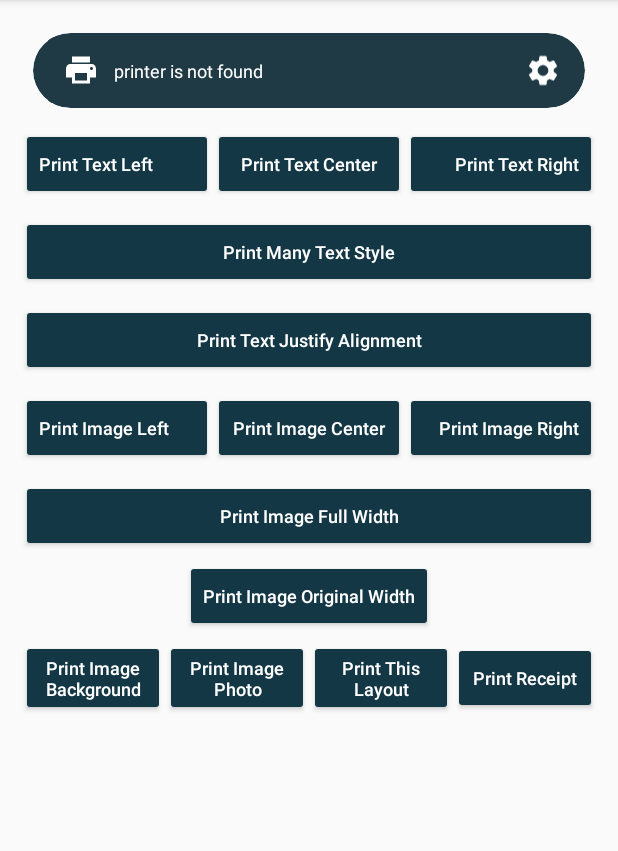
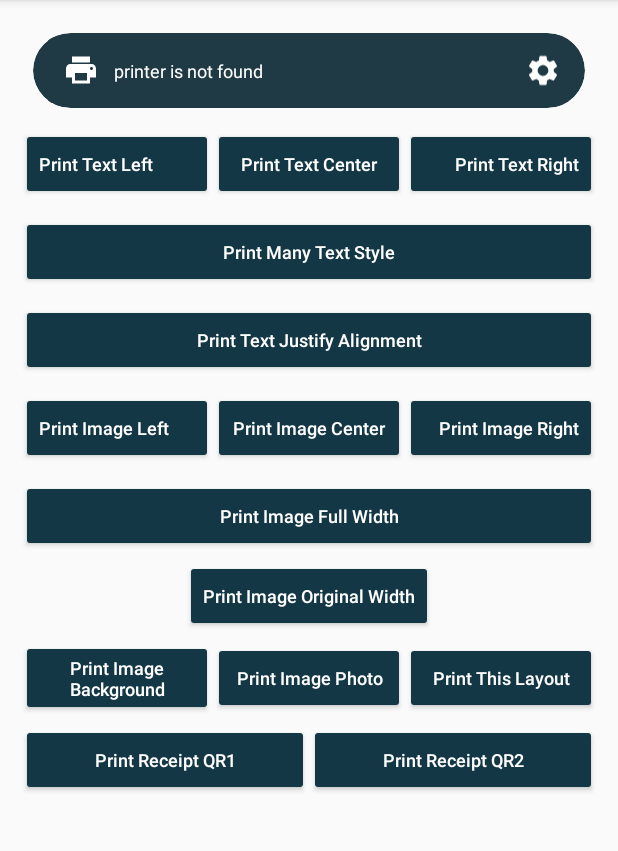
Before and after one commit to anggastudio/Printama, an Android app: the screen it shows after launch (MainActivity), on a phone screen of 412 x 824 dp, the part 84-935 px from its top. Run offline under Robolectric (Android 15) with nearby library versions, the phone set to English and light mode, and no system bars.

```diff
--- a/app/src/main/res/layout/activity_main.xml
+++ b/app/src/main/res/layout/activity_main.xml
@@ -272,13 +272,33 @@
             android:textColor="@color/colorWhite"
             android:textSize="12sp" />
 
+    </LinearLayout>
+
+    <LinearLayout
+        android:layout_width="match_parent"
+        android:layout_height="wrap_content"
+        android:layout_marginTop="5dp"
+        android:gravity="center"
+        android:orientation="horizontal">
+
         <Button
             android:id="@+id/btn_print_receipt"
             android:layout_width="0dp"
             android:layout_height="wrap_content"
             android:layout_weight="1"
             android:backgroundTint="@color/colorAccent"
-            android:text="Print Receipt"
+            android:text="Print Receipt QR1"
+            android:textAllCaps="false"
+            android:textColor="@color/colorWhite"
+            android:textSize="12sp" />
+
+        <Button
+            android:id="@+id/btn_print_receipt2"
+            android:layout_width="0dp"
+            android:layout_height="wrap_content"
+            android:layout_weight="1"
+            android:backgroundTint="@color/colorAccent"
+            android:text="Print Receipt QR2"
             android:textAllCaps="false"
             android:textColor="@color/colorWhite"
             android:textSize="12sp" />
--- a/printama/src/main/java/com/anggastudio/printama/Printama.java
+++ b/printama/src/main/java/com/anggastudio/printama/Printama.java
@@ -186,14 +186,17 @@ public class Printama {
 
 
     public void printDashedLine() {
+        util.setAlign(LEFT);
         util.printText("--------------------------------");
     }
 
     public void printLine() {
+        util.setAlign(LEFT);
         util.printText("________________________________");
     }
 
     public void printDoubleDashedLine() {
+        util.setAlign(LEFT);
         util.printText("================================");
     }
 
```
Also changed, not shown: app/src/main/java/com/anggastudio/sample/MainActivity.java (+44 -0 lines).
